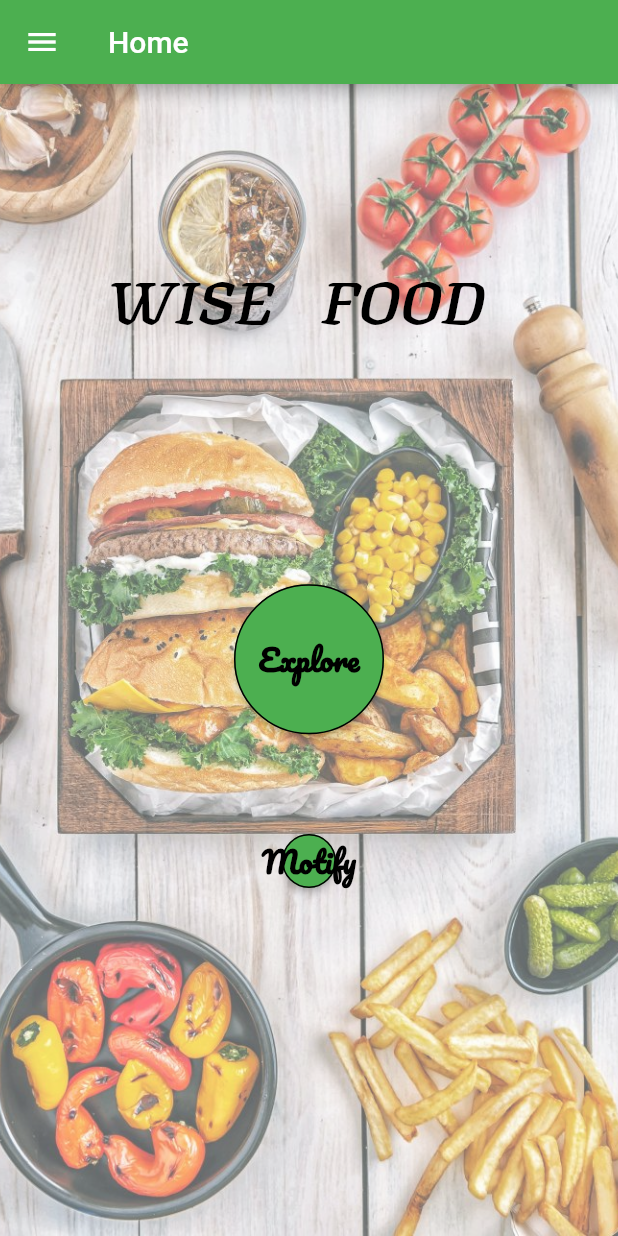
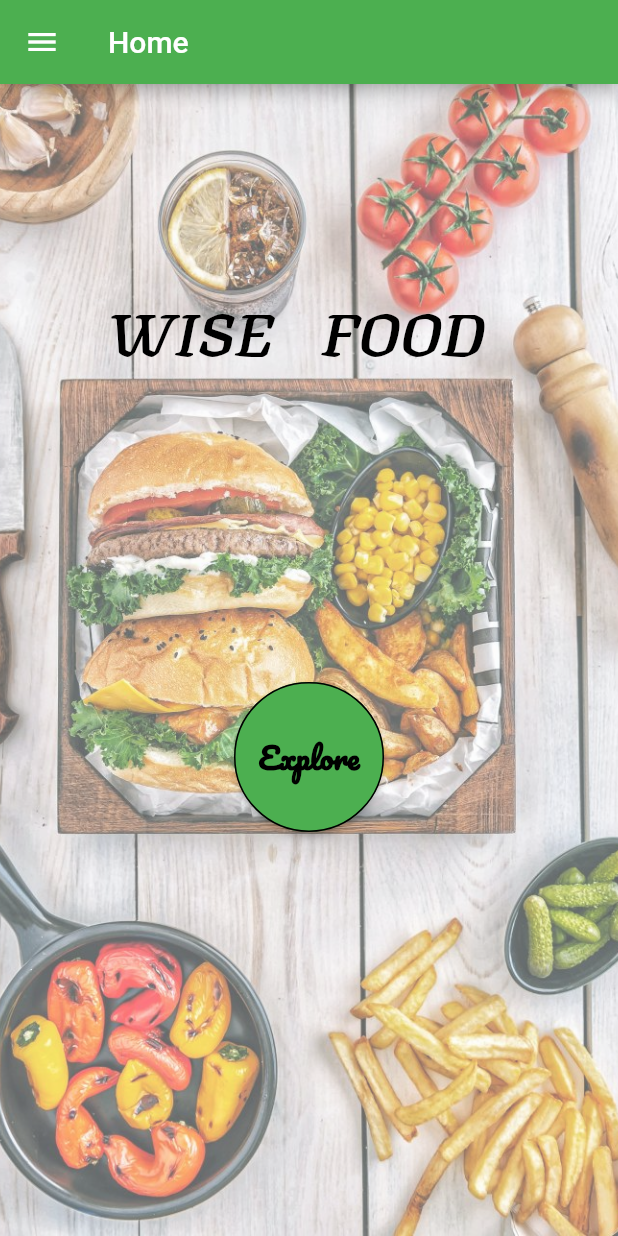
Before and after one commit to D-mahmoud/Wise-Food, a Flutter app: the HomePage screen opened by its route, on a phone screen of 412 x 824 dp. Run offline on Flutter 3.47's test engine with Material 2 defaults, Android fonts, the phone set to English and light mode, and no system bars; our stand-ins replace carousel_pro, firebase_core, firebase_messaging, flutter_rating_bar, google_maps_flutter, image_picker and 2 more; accounts and stored records are empty.

```diff
--- a/lib/providers/stores.dart
+++ b/lib/providers/stores.dart
@@ -164,5 +164,6 @@ class Stores with ChangeNotifier {
     userId = auth.userId;
 
     _storeDB = items;
+    print(authToken);
   }
 }
--- a/lib/widgets/home.dart
+++ b/lib/widgets/home.dart
@@ -1,6 +1,7 @@
 import 'package:flutter/material.dart';
 import 'package:flutter/animation.dart';
 import 'package:wisefood/widgets/drawer.dart';
+import 'package:wisefood/screens/Notifications.dart';
 
 class HomePage extends StatefulWidget {
   @override
@@ -99,28 +100,6 @@ class _HomePageeState extends State<HomePage>
                     ),
                   ),
                 ),
-                MaterialButton(
-                  shape: CircleBorder(
-                      side: BorderSide(
-                          width: 1,
-                          color: Colors.black,
-                          style: BorderStyle.solid)),
-
-                  ///Make the button circular
-                  // RaisedButton(
-                  color: Colors.green,
-                  onPressed: () => Navigator.pushNamed(context, 'recommend'),
-                  child: Text(
-                    'Motify',
-                    textAlign: TextAlign.center,
-                    overflow: TextOverflow.ellipsis,
-                    style: TextStyle(
-                        fontWeight: FontWeight.bold,
-                        fontSize: 20,
-                        color: Colors.black,
-                        fontFamily: 'Pacifico'),
-                  ),
-                ),
                 Padding(
                   padding: const EdgeInsets.only(bottom: 5),
                   child: Container(
```
Also changed, not shown: 2 other files.
